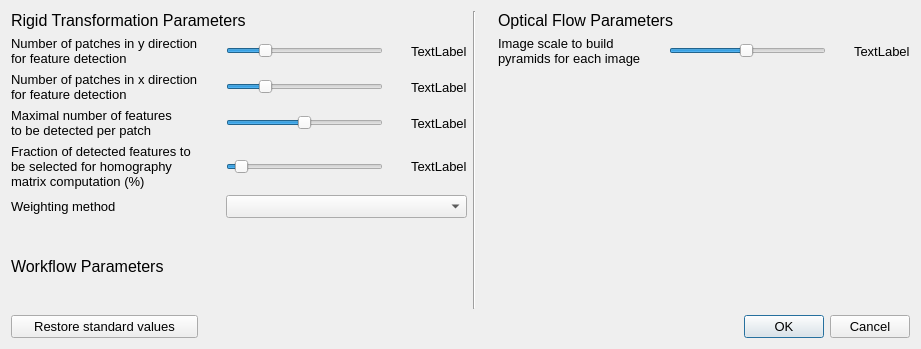
This is Source/parameter_configuration.ui in Rolf-Hempel/PlanetarySystemLRGBAligner as Qt 5 draws it before an edit. The edited form follows.
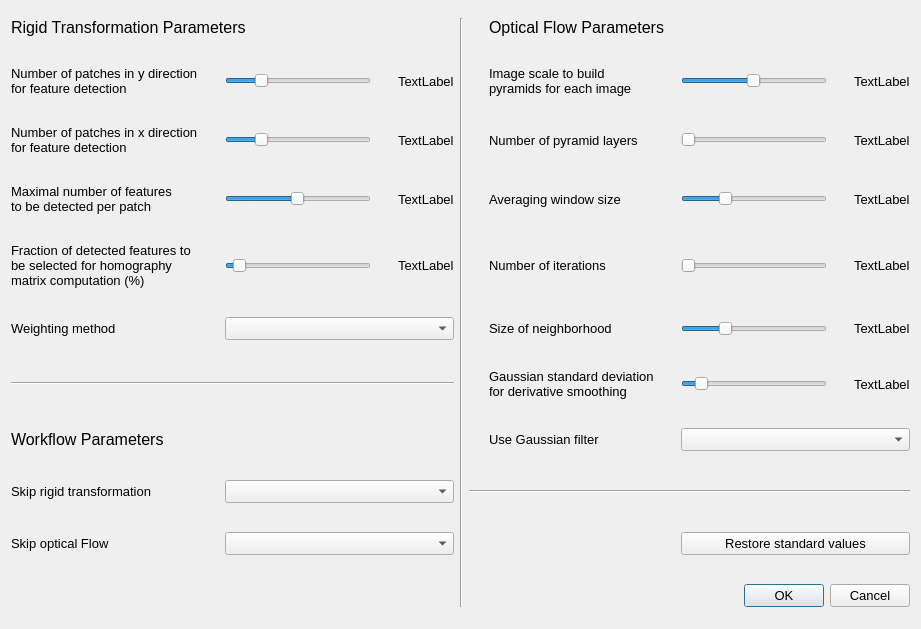
This is the edited form.

Commit message: Dummy configuration dialog implemented

Patch:
```diff
--- a/Source/parameter_configuration.ui
+++ b/Source/parameter_configuration.ui
@@ -7,7 +7,7 @@
     <x>0</x>
     <y>0</y>
     <width>921</width>
-    <height>349</height>
+    <height>629</height>
    </rect>
   </property>
   <property name="font">
@@ -18,14 +18,47 @@
   <property name="windowTitle">
    <string>Parameter Configuration</string>
   </property>
-  <layout class="QGridLayout" name="GridLayout" columnstretch="3,1,10,1,2,1,1,3,1,10,1,2">
-   <item row="9" column="0">
-    <widget class="QPushButton" name="restore_standard_values">
+  <layout class="QGridLayout" name="GridLayout" columnstretch="5,1,10,1,3,1,1,5,1,10,1,3">
+   <property name="verticalSpacing">
+    <number>22</number>
+   </property>
+   <item row="4" column="4">
+    <widget class="QLabel" name="fdf_label_display">
      <property name="text">
-      <string>Restore standard values</string>
+      <string>TextLabel</string>
      </property>
     </widget>
    </item>
+   <item row="5" column="11">
+    <widget class="QLabel" name="sn_label_display">
+     <property name="text">
+      <string>TextLabel</string>
+     </property>
+    </widget>
+   </item>
+   <item row="8" column="2" colspan="3">
+    <widget class="QComboBox" name="srt_combobox"/>
+   </item>
+   <item row="3" column="7">
+    <widget class="QLabel" name="awz_label_parameter">
+     <property name="text">
+      <string>Averaging window size</string>
+     </property>
+    </widget>
+   </item>
+   <item row="1" column="1">
+    <spacer name="horizontalSpacer">
+     <property name="orientation">
+      <enum>Qt::Horizontal</enum>
+     </property>
+     <property name="sizeHint" stdset="0">
+      <size>
+       <width>40</width>
+       <height>20</height>
+      </size>
+     </property>
+    </spacer>
+   </item>
    <item row="5" column="0">
     <widget class="QLabel" name="label_3">
      <property name="text">
@@ -33,19 +66,46 @@
      </property>
     </widget>
    </item>
-   <item row="4" column="2">
-    <widget class="QSlider" name="fdf_slider_value">
+   <item row="4" column="11">
+    <widget class="QLabel" name="ni_label_display">
+     <property name="text">
+      <string>TextLabel</string>
+     </property>
+    </widget>
+   </item>
+   <item row="2" column="4">
+    <widget class="QLabel" name="fpgsx_label_display">
+     <property name="text">
+      <string>TextLabel</string>
+     </property>
+    </widget>
+   </item>
+   <item row="1" column="2">
+    <widget class="QSlider" name="fpgsy_slider_value">
      <property name="minimum">
-      <number>5</number>
+      <number>1</number>
      </property>
-     <property name="sliderPosition">
+     <property name="maximum">
       <number>10</number>
      </property>
+     <property name="pageStep">
+      <number>2</number>
+     </property>
+     <property name="sliderPosition">
+      <number>3</number>
+     </property>
      <property name="orientation">
       <enum>Qt::Horizontal</enum>
      </property>
     </widget>
    </item>
+   <item row="4" column="7">
+    <widget class="QLabel" name="ni_label_parameter">
+     <property name="text">
+      <string>Number of iterations</string>
+     </property>
+    </widget>
+   </item>
    <item row="5" column="2" colspan="3">
     <widget class="QComboBox" name="comboBox">
      <property name="currentText">
@@ -65,6 +125,35 @@
      </property>
     </widget>
    </item>
+   <item row="4" column="2">
+    <widget class="QSlider" name="fdf_slider_value">
+     <property name="minimum">
+      <number>5</number>
+     </property>
+     <property name="sliderPosition">
+      <number>10</number>
+     </property>
+     <property name="orientation">
+      <enum>Qt::Horizontal</enum>
+     </property>
+    </widget>
+   </item>
+   <item row="4" column="9">
+    <widget class="QSlider" name="ni_slider_value">
+     <property name="minimum">
+      <number>1</number>
+     </property>
+     <property name="maximum">
+      <number>10</number>
+     </property>
+     <property name="pageStep">
+      <number>2</number>
+     </property>
+     <property name="orientation">
+      <enum>Qt::Horizontal</enum>
+     </property>
+    </widget>
+   </item>
    <item row="4" column="0">
     <widget class="QLabel" name="fdf_label_parameter">
      <property name="text">
@@ -74,52 +163,101 @@
      </property>
     </widget>
    </item>
+   <item row="3" column="11">
+    <widget class="QLabel" name="awz_label_display">
+     <property name="text">
+      <string>TextLabel</string>
+     </property>
+    </widget>
+   </item>
    <item row="8" column="0">
-    <spacer name="verticalSpacer">
+    <widget class="QLabel" name="srt_label_parameter">
+     <property name="text">
+      <string>Skip rigid transformation</string>
+     </property>
+    </widget>
+   </item>
+   <item row="5" column="9">
+    <widget class="QSlider" name="sn_slider_value">
+     <property name="minimum">
+      <number>3</number>
+     </property>
+     <property name="maximum">
+      <number>10</number>
+     </property>
+     <property name="pageStep">
+      <number>2</number>
+     </property>
+     <property name="value">
+      <number>5</number>
+     </property>
      <property name="orientation">
-      <enum>Qt::Vertical</enum>
+      <enum>Qt::Horizontal</enum>
+     </property>
+    </widget>
+   </item>
+   <item row="2" column="9">
+    <widget class="QSlider" name="npl_slider_value">
+     <property name="minimum">
+      <number>1</number>
+     </property>
+     <property name="maximum">
+      <number>10</number>
+     </property>
+     <property name="pageStep">
+      <number>2</number>
+     </property>
+     <property name="orientation">
+      <enum>Qt::Horizontal</enum>
+     </property>
+    </widget>
+   </item>
+   <item row="2" column="11">
+    <widget class="QLabel" name="npl_label_display">
+     <property name="text">
+      <string>TextLabel</string>
+     </property>
+    </widget>
+   </item>
+   <item row="5" column="7">
+    <widget class="QLabel" name="sn_label_parameter">
+     <property name="text">
+      <string>Size of neighborhood</string>
+     </property>
+    </widget>
+   </item>
+   <item row="3" column="9">
+    <widget class="QSlider" name="awz_slider_value">
+     <property name="minimum">
+      <number>5</number>
+     </property>
+     <property name="maximum">
+      <number>40</number>
+     </property>
+     <property name="pageStep">
+      <number>5</number>
+     </property>
+     <property name="value">
+      <number>15</number>
+     </property>
+     <property name="orientation">
+      <enum>Qt::Horizontal</enum>
+     </property>
+    </widget>
+   </item>
+   <item row="1" column="6">
+    <spacer name="horizontalSpacer_4">
+     <property name="orientation">
+      <enum>Qt::Horizontal</enum>
      </property>
      <property name="sizeHint" stdset="0">
       <size>
-       <width>20</width>
-       <height>40</height>
+       <width>40</width>
+       <height>20</height>
       </size>
      </property>
     </spacer>
    </item>
-   <item row="4" column="4">
-    <widget class="QLabel" name="fdf_label_display">
-     <property name="text">
-      <string>TextLabel</string>
-     </property>
-    </widget>
-   </item>
-   <item row="9" column="9" colspan="3">
-    <widget class="QDialogButtonBox" name="buttonBox">
-     <property name="standardButtons">
-      <set>QDialogButtonBox::Cancel|QDialogButtonBox::Ok</set>
-     </property>
-    </widget>
-   </item>
-   <item row="1" column="2">
-    <widget class="QSlider" name="fpgsy_slider_value">
-     <property name="minimum">
-      <number>1</number>
-     </property>
-     <property name="maximum">
-      <number>10</number>
-     </property>
-     <property name="pageStep">
-      <number>2</number>
-     </property>
-     <property name="sliderPosition">
-      <number>3</number>
-     </property>
-     <property name="orientation">
-      <enum>Qt::Horizontal</enum>
-     </property>
-    </widget>
-   </item>
    <item row="1" column="11">
     <widget class="QLabel" name="ps_label_display">
      <property name="text">
@@ -127,6 +265,86 @@
      </property>
     </widget>
    </item>
+   <item row="2" column="7">
+    <widget class="QLabel" name="npl_label_parameter">
+     <property name="text">
+      <string>Number of pyramid layers</string>
+     </property>
+    </widget>
+   </item>
+   <item row="9" column="0">
+    <widget class="QLabel" name="sof_label_parameter">
+     <property name="text">
+      <string>Skip optical Flow</string>
+     </property>
+    </widget>
+   </item>
+   <item row="9" column="2" colspan="3">
+    <widget class="QComboBox" name="sof_combobox"/>
+   </item>
+   <item row="6" column="7">
+    <widget class="QLabel" name="gsd_label_parameter">
+     <property name="text">
+      <string>Gaussian standard deviation
+for derivative smoothing</string>
+     </property>
+    </widget>
+   </item>
+   <item row="6" column="9">
+    <widget class="QSlider" name="gsd_slider_value">
+     <property name="minimum">
+      <number>10</number>
+     </property>
+     <property name="maximum">
+      <number>20</number>
+     </property>
+     <property name="pageStep">
+      <number>2</number>
+     </property>
+     <property name="value">
+      <number>11</number>
+     </property>
+     <property name="orientation">
+      <enum>Qt::Horizontal</enum>
+     </property>
+    </widget>
+   </item>
+   <item row="6" column="11">
+    <widget class="QLabel" name="gsd_label_display">
+     <property name="text">
+      <string>TextLabel</string>
+     </property>
+    </widget>
+   </item>
+   <item row="7" column="0">
+    <widget class="QLabel" name="label_4">
+     <property name="font">
+      <font>
+       <pointsize>12</pointsize>
+      </font>
+     </property>
+     <property name="text">
+      <string>Workflow Parameters</string>
+     </property>
+    </widget>
+   </item>
+   <item row="0" column="5" rowspan="11">
+    <widget class="Line" name="line">
+     <property name="orientation">
+      <enum>Qt::Vertical</enum>
+     </property>
+    </widget>
+   </item>
+   <item row="7" column="9" colspan="3">
+    <widget class="QComboBox" name="ugf_combobox"/>
+   </item>
+   <item row="7" column="7">
+    <widget class="QLabel" name="ugf_label_parameter">
+     <property name="text">
+      <string>Use Gaussian filter</string>
+     </property>
+    </widget>
+   </item>
    <item row="1" column="3">
     <spacer name="horizontalSpacer_2">
      <property name="orientation">
@@ -156,67 +374,6 @@
      </property>
     </widget>
    </item>
-   <item row="2" column="2">
-    <widget class="QSlider" name="fpgsx_slider_value">
-     <property name="minimum">
-      <number>1</number>
-     </property>
-     <property name="maximum">
-      <number>10</number>
-     </property>
-     <property name="pageStep">
-      <number>2</number>
-     </property>
-     <property name="sliderPosition">
-      <number>3</number>
-     </property>
-     <property name="orientation">
-      <enum>Qt::Horizontal</enum>
-     </property>
-    </widget>
-   </item>
-   <item row="1" column="10">
-    <spacer name="horizontalSpacer_5">
-     <property name="orientation">
-      <enum>Qt::Horizontal</enum>
-     </property>
-     <property name="sizeHint" stdset="0">
-      <size>
-       <width>40</width>
-       <height>20</height>
-      </size>
-     </property>
-    </spacer>
-   </item>
-   <item row="1" column="7">
-    <widget class="QLabel" name="ps_label_parameter">
-     <property name="text">
-      <string>Image scale to build
-pyramids for each image</string>
-     </property>
-    </widget>
-   </item>
-   <item row="2" column="0">
-    <widget class="QLabel" name="fpgsx_label_parameter">
-     <property name="text">
-      <string>Number of patches in x direction
-for feature detection</string>
-     </property>
-    </widget>
-   </item>
-   <item row="1" column="8">
-    <spacer name="horizontalSpacer_6">
-     <property name="orientation">
-      <enum>Qt::Horizontal</enum>
-     </property>
-     <property name="sizeHint" stdset="0">
-      <size>
-       <width>40</width>
-       <height>20</height>
-      </size>
-     </property>
-    </spacer>
-   </item>
    <item row="3" column="4">
     <widget class="QLabel" name="mnf_label_display">
      <property name="text">
@@ -240,8 +397,8 @@
      </property>
     </widget>
    </item>
-   <item row="1" column="1">
-    <spacer name="horizontalSpacer">
+   <item row="1" column="10">
+    <spacer name="horizontalSpacer_5">
      <property name="orientation">
       <enum>Qt::Horizontal</enum>
      </property>
@@ -253,27 +410,62 @@
      </property>
     </spacer>
    </item>
-   <item row="0" column="7" colspan="5">
-    <widget class="QLabel" name="label_2">
-     <property name="font">
-      <font>
-       <pointsize>12</pointsize>
-      </font>
-     </property>
+   <item row="2" column="0">
+    <widget class="QLabel" name="fpgsx_label_parameter">
      <property name="text">
-      <string>Optical Flow Parameters</string>
+      <string>Number of patches in x direction
+for feature detection</string>
      </property>
     </widget>
    </item>
-   <item row="1" column="4">
-    <widget class="QLabel" name="fpgsy_label_display">
+   <item row="1" column="7">
+    <widget class="QLabel" name="ps_label_parameter">
      <property name="text">
-      <string>TextLabel</string>
+      <string>Image scale to build
+pyramids for each image</string>
      </property>
     </widget>
    </item>
+   <item row="2" column="2">
+    <widget class="QSlider" name="fpgsx_slider_value">
+     <property name="minimum">
+      <number>1</number>
+     </property>
+     <property name="maximum">
+      <number>10</number>
+     </property>
+     <property name="pageStep">
+      <number>2</number>
+     </property>
+     <property name="sliderPosition">
+      <number>3</number>
+     </property>
+     <property name="orientation">
+      <enum>Qt::Horizontal</enum>
+     </property>
+    </widget>
+   </item>
+   <item row="1" column="8">
+    <spacer name="horizontalSpacer_6">
+     <property name="orientation">
+      <enum>Qt::Horizontal</enum>
+     </property>
+     <property name="sizeHint" stdset="0">
+      <size>
+       <width>40</width>
+       <height>20</height>
+      </size>
+     </property>
+    </spacer>
+   </item>
    <item row="0" column="0" colspan="5">
     <widget class="QLabel" name="label">
+     <property name="sizePolicy">
+      <sizepolicy hsizetype="Preferred" vsizetype="Fixed">
+       <horstretch>0</horstretch>
+       <verstretch>0</verstretch>
+      </sizepolicy>
+     </property>
      <property name="font">
       <font>
        <pointsize>12</pointsize>
@@ -286,18 +478,30 @@
      </property>
     </widget>
    </item>
-   <item row="1" column="6">
-    <spacer name="horizontalSpacer_4">
-     <property name="orientation">
-      <enum>Qt::Horizontal</enum>
+   <item row="0" column="7" colspan="5">
+    <widget class="QLabel" name="label_2">
+     <property name="sizePolicy">
+      <sizepolicy hsizetype="Preferred" vsizetype="Fixed">
+       <horstretch>0</horstretch>
+       <verstretch>0</verstretch>
+      </sizepolicy>
      </property>
-     <property name="sizeHint" stdset="0">
-      <size>
-       <width>40</width>
-       <height>20</height>
-      </size>
+     <property name="font">
+      <font>
+       <pointsize>12</pointsize>
+      </font>
      </property>
-    </spacer>
+     <property name="text">
+      <string>Optical Flow Parameters</string>
+     </property>
+    </widget>
+   </item>
+   <item row="1" column="4">
+    <widget class="QLabel" name="fpgsy_label_display">
+     <property name="text">
+      <string>TextLabel</string>
+     </property>
+    </widget>
    </item>
    <item row="3" column="2">
     <widget class="QSlider" name="mnf_slider_value">
@@ -315,42 +519,31 @@
      </property>
     </widget>
    </item>
-   <item row="2" column="4">
-    <widget class="QLabel" name="fpgsx_label_display">
-     <property name="text">
-      <string>TextLabel</string>
+   <item row="8" column="6" colspan="6">
+    <widget class="Line" name="line_3">
+     <property name="orientation">
+      <enum>Qt::Horizontal</enum>
      </property>
     </widget>
    </item>
-   <item row="7" column="0">
-    <widget class="QLabel" name="label_4">
-     <property name="font">
-      <font>
-       <pointsize>12</pointsize>
-      </font>
+   <item row="10" column="9" colspan="3">
+    <widget class="QDialogButtonBox" name="buttonBox">
+     <property name="standardButtons">
+      <set>QDialogButtonBox::Cancel|QDialogButtonBox::Ok</set>
      </property>
+    </widget>
+   </item>
+   <item row="9" column="9" colspan="3">
+    <widget class="QPushButton" name="restore_standard_values">
      <property name="text">
-      <string>Workflow Parameters</string>
+      <string>Restore standard values</string>
      </property>
     </widget>
    </item>
-   <item row="6" column="0">
-    <spacer name="verticalSpacer_2">
+   <item row="6" column="0" colspan="5">
+    <widget class="Line" name="line_2">
      <property name="orientation">
-      <enum>Qt::Vertical</enum>
-     </property>
-     <property name="sizeHint" stdset="0">
-      <size>
-       <width>20</width>
-       <height>40</height>
-      </size>
-     </property>
-    </spacer>
-   </item>
-   <item row="0" column="5" rowspan="9">
-    <widget class="Line" name="line">
-     <property name="orientation">
-      <enum>Qt::Vertical</enum>
+      <enum>Qt::Horizontal</enum>
      </property>
     </widget>
    </item>
```
Left out of the diff: 116 changed lines with no effect on the pictures. The commit also changes 3 other files.
